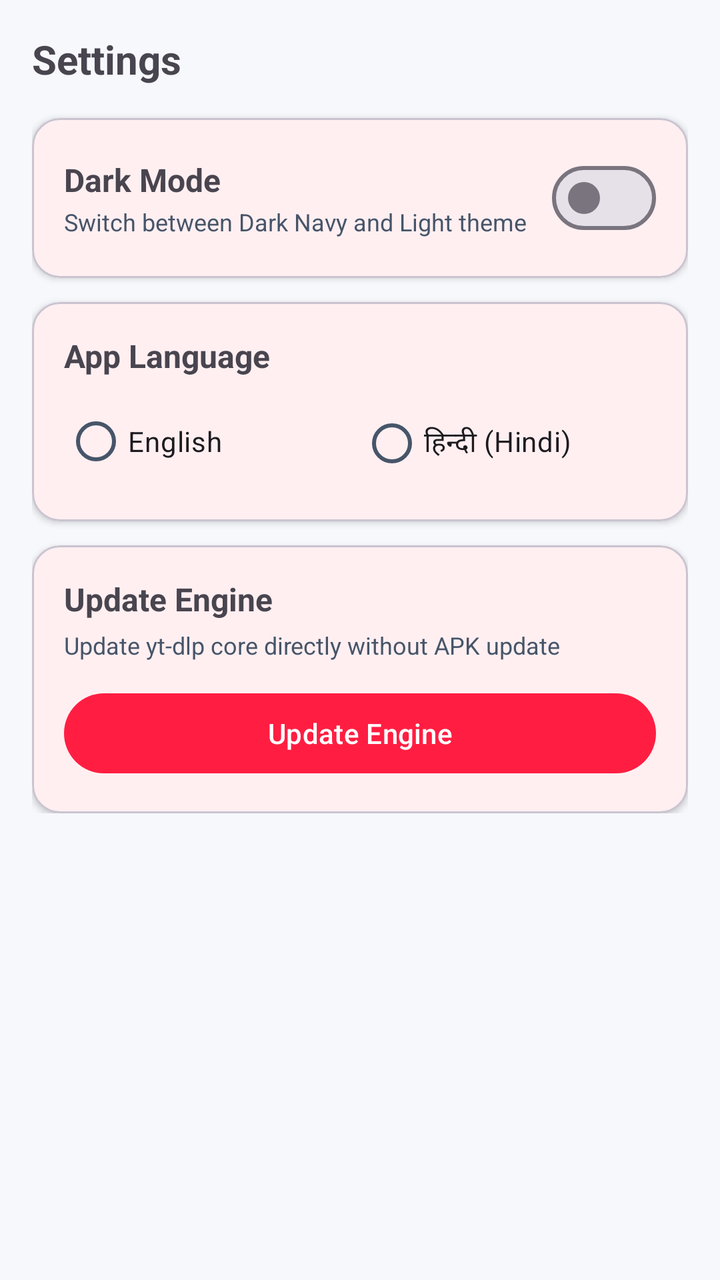
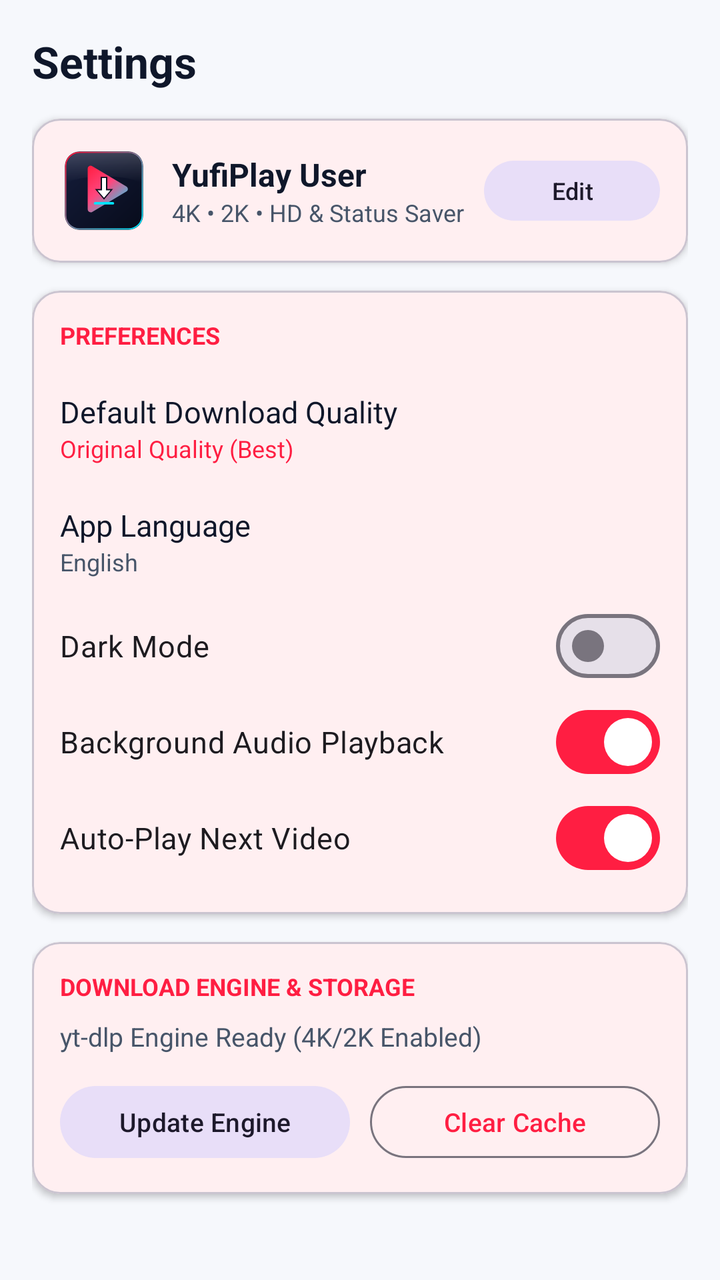

Two renders of the same Android screen: before a commit and after it. Below are the layout's source before the change and the commit's diff.
<!-- AndroidManifest.xml: application theme Theme.YufiPlay -->
<!-- res/layout/fragment_settings.xml -->
<?xml version="1.0" encoding="utf-8"?>
<ScrollView xmlns:android="http://schemas.android.com/apk/res/android"
    xmlns:app="http://schemas.android.com/apk/res-auto"
    android:layout_width="match_parent"
    android:layout_height="match_parent"
    android:padding="16dp">

    <LinearLayout
        android:layout_width="match_parent"
        android:layout_height="wrap_content"
        android:orientation="vertical">

        <TextView
            android:layout_width="match_parent"
            android:layout_height="wrap_content"
            android:text="@string/settings_title"
            android:textSize="20sp"
            android:textStyle="bold" />

        
        <com.google.android.material.card.MaterialCardView
            android:layout_width="match_parent"
            android:layout_height="wrap_content"
            android:layout_marginTop="16dp"
            app:cardCornerRadius="14dp"
            app:cardElevation="2dp">

            <LinearLayout
                android:layout_width="match_parent"
                android:layout_height="wrap_content"
                android:gravity="center_vertical"
                android:orientation="horizontal"
                android:padding="16dp">

                <LinearLayout
                    android:layout_width="0dp"
                    android:layout_height="wrap_content"
                    android:layout_weight="1"
                    android:orientation="vertical">

                    <TextView
                        android:layout_width="wrap_content"
                        android:layout_height="wrap_content"
                        android:text="@string/dark_mode"
                        android:textSize="16sp"
                        android:textStyle="bold" />

                    <TextView
                        android:layout_width="wrap_content"
                        android:layout_height="wrap_content"
                        android:layout_marginTop="2dp"
                        android:text="@string/dark_mode_desc"
                        android:textColor="?attr/colorOnSurfaceVariant"
                        android:textSize="12sp" />
                </LinearLayout>

                <com.google.android.material.materialswitch.MaterialSwitch
                    android:id="@+id/switchDarkMode"
                    android:layout_width="wrap_content"
                    android:layout_height="wrap_content" />
            </LinearLayout>
        </com.google.android.material.card.MaterialCardView>

        
        <com.google.android.material.card.MaterialCardView
            android:layout_width="match_parent"
            android:layout_height="wrap_content"
            android:layout_marginTop="12dp"
            app:cardCornerRadius="14dp"
            app:cardElevation="2dp">

            <LinearLayout
                android:layout_width="match_parent"
                android:layout_height="wrap_content"
                android:orientation="vertical"
                android:padding="16dp">

                <TextView
                    android:layout_width="wrap_content"
                    android:layout_height="wrap_content"
                    android:text="@string/language"
                    android:textSize="16sp"
                    android:textStyle="bold" />

                <RadioGroup
                    android:id="@+id/radioGroupLanguage"
                    android:layout_width="match_parent"
                    android:layout_height="wrap_content"
                    android:layout_marginTop="8dp"
                    android:orientation="horizontal">

                    <RadioButton
                        android:id="@+id/radioEnglish"
                        android:layout_width="0dp"
                        android:layout_height="wrap_content"
                        android:layout_weight="1"
                        android:text="@string/lang_english" />

                    <RadioButton
                        android:id="@+id/radioHindi"
                        android:layout_width="0dp"
                        android:layout_height="wrap_content"
                        android:layout_weight="1"
                        android:text="@string/lang_hindi" />
                </RadioGroup>
            </LinearLayout>
        </com.google.android.material.card.MaterialCardView>

        
        <com.google.android.material.card.MaterialCardView
            android:layout_width="match_parent"
            android:layout_height="wrap_content"
            android:layout_marginTop="12dp"
            app:cardCornerRadius="14dp"
            app:cardElevation="2dp">

            <LinearLayout
                android:layout_width="match_parent"
                android:layout_height="wrap_content"
                android:orientation="vertical"
                android:padding="16dp">

                <TextView
                    android:layout_width="wrap_content"
                    android:layout_height="wrap_content"
                    android:text="@string/update_engine"
                    android:textSize="16sp"
                    android:textStyle="bold" />

                <TextView
                    android:id="@+id/tvEngineStatus"
                    android:layout_width="wrap_content"
                    android:layout_height="wrap_content"
                    android:layout_marginTop="4dp"
                    android:text="@string/update_engine_desc"
                    android:textColor="?attr/colorOnSurfaceVariant"
                    android:textSize="12sp" />

                <ProgressBar
                    android:id="@+id/progressEngineUpdate"
                    style="?android:attr/progressBarStyleHorizontal"
                    android:layout_width="match_parent"
                    android:layout_height="wrap_content"
                    android:layout_marginTop="10dp"
                    android:indeterminate="true"
                    android:visibility="gone" />

                <com.google.android.material.button.MaterialButton
                    android:id="@+id/btnUpdateEngine"
                    android:layout_width="match_parent"
                    android:layout_height="wrap_content"
                    android:layout_marginTop="12dp"
                    android:text="@string/update_engine"
                    app:backgroundTint="@color/yufi_crimson" />
            </LinearLayout>
        </com.google.android.material.card.MaterialCardView>

    </LinearLayout>

</ScrollView>
<!-- resources referenced by this layout -->
<resources>
  <color name="yufi_crimson">#FF1E42</color>
  <string name="dark_mode">Dark Mode</string>
  <string name="dark_mode_desc">Switch between Dark Navy and Light theme</string>
  <string name="lang_english">English</string>
  <string name="lang_hindi">हिन्दी (Hindi)</string>
  <string name="language">App Language</string>
  <string name="settings_title">Settings</string>
  <string name="update_engine">Update Engine</string>
  <string name="update_engine_desc">Update yt-dlp core directly without APK update</string>
  <style name="Theme.YufiPlay" parent="Theme.Material3.DayNight.NoActionBar">
          <item name="colorPrimary">@color/yufi_crimson</item>
          <item name="colorOnPrimary">#FFFFFF</item>
          <item name="colorSecondary">@color/yufi_cyan</item>
          <item name="colorOnSecondary">@color/yufi_navy</item>
          <item name="android:colorBackground">@color/yufi_light_bg</item>
          <item name="colorSurface">@color/yufi_light_surface</item>
          <item name="colorOnSurface">@color/yufi_text_primary_light</item>
          <item name="colorOnSurfaceVariant">@color/yufi_text_secondary_light</item>
          <item name="android:statusBarColor">@color/yufi_navy</item>
          <item name="android:navigationBarColor">@color/yufi_light_surface</item>
      </style>
  <color name="yufi_cyan">#00E5FF</color>
  <color name="yufi_navy">#0B1021</color>
  <color name="yufi_light_bg">#F6F8FC</color>
  <color name="yufi_light_surface">#FFFFFF</color>
  <color name="yufi_text_primary_light">#0F172A</color>
  <color name="yufi_text_secondary_light">#475569</color>
</resources>

<!-- the commit's change to res/layout/fragment_settings.xml (unified diff, before → after) -->
@@ -1,27 +1,29 @@
 <?xml version="1.0" encoding="utf-8"?>
-<ScrollView xmlns:android="http://schemas.android.com/apk/res/android"
+<androidx.core.widget.NestedScrollView xmlns:android="http://schemas.android.com/apk/res/android"
     xmlns:app="http://schemas.android.com/apk/res-auto"
     android:layout_width="match_parent"
     android:layout_height="match_parent"
-    android:padding="16dp">
+    android:fillViewport="true">
 
     <LinearLayout
         android:layout_width="match_parent"
         android:layout_height="wrap_content"
-        android:orientation="vertical">
+        android:orientation="vertical"
+        android:padding="16dp">
 
         <TextView
             android:layout_width="match_parent"
             android:layout_height="wrap_content"
-            android:text="@string/settings_title"
-            android:textSize="20sp"
+            android:text="Settings"
+            android:textColor="?attr/colorOnSurface"
+            android:textSize="22sp"
             android:textStyle="bold" />
 
         
         <com.google.android.material.card.MaterialCardView
             android:layout_width="match_parent"
             android:layout_height="wrap_content"
-            android:layout_marginTop="16dp"
+            android:layout_marginTop="14dp"
             app:cardCornerRadius="14dp"
             app:cardElevation="2dp">
 
@@ -30,34 +32,46 @@
                 android:layout_height="wrap_content"
                 android:gravity="center_vertical"
                 android:orientation="horizontal"
-                android:padding="16dp">
+                android:padding="14dp">
+
+                <ImageView
+                    android:layout_width="44dp"
+                    android:layout_height="44dp"
+                    android:contentDescription="Profile"
+                    android:src="@drawable/ic_yufiplay_logo" />
 
                 <LinearLayout
                     android:layout_width="0dp"
                     android:layout_height="wrap_content"
+                    android:layout_marginStart="12dp"
                     android:layout_weight="1"
                     android:orientation="vertical">
 
                     <TextView
+                        android:id="@+id/tvUserName"
                         android:layout_width="wrap_content"
                         android:layout_height="wrap_content"
-                        android:text="@string/dark_mode"
+                        android:text="YufiPlay User"
+                        android:textColor="?attr/colorOnSurface"
                         android:textSize="16sp"
                         android:textStyle="bold" />
 
                     <TextView
                         android:layout_width="wrap_content"
                         android:layout_height="wrap_content"
-                        android:layout_marginTop="2dp"
-                        android:text="@string/dark_mode_desc"
+                        android:text="4K • 2K • HD &amp; Status Saver"
                         android:textColor="?attr/colorOnSurfaceVariant"
                         android:textSize="12sp" />
                 </LinearLayout>
 
-                <com.google.android.material.materialswitch.MaterialSwitch
-                    android:id="@+id/switchDarkMode"
+                <com.google.android.material.button.MaterialButton
+                    android:id="@+id/btnEditProfile"
+                    style="@style/Widget.Material3.Button.TonalButton"
                     android:layout_width="wrap_content"
-                    android:layout_height="wrap_content" />
+                    android:layout_height="38dp"
+                    android:text="Edit"
+                    android:textAllCaps="false"
+                    android:textSize="12sp" />
             </LinearLayout>
         </com.google.android.material.card.MaterialCardView>
 
@@ -65,7 +79,7 @@
         <com.google.android.material.card.MaterialCardView
             android:layout_width="match_parent"
             android:layout_height="wrap_content"
-            android:layout_marginTop="12dp"
+            android:layout_marginTop="14dp"
             app:cardCornerRadius="14dp"
             app:cardElevation="2dp">
 
@@ -73,36 +87,108 @@
                 android:layout_width="match_parent"
                 android:layout_height="wrap_content"
                 android:orientation="vertical"
-                android:padding="16dp">
+                android:padding="14dp">
 
                 <TextView
                     android:layout_width="wrap_content"
                     android:layout_height="wrap_content"
-                    android:text="@string/language"
-                    android:textSize="16sp"
+                    android:text="PREFERENCES"
+                    android:textColor="?attr/colorPrimary"
+                    android:textSize="12sp"
                     android:textStyle="bold" />
 
-                <RadioGroup
-                    android:id="@+id/radioGroupLanguage"
-                    android:layout_width="match_parent"
-                    android:layout_height="wrap_content"
-                    android:layout_marginTop="8dp"
-                    android:orientation="horizontal">
-
-                    <RadioButton
-                        android:id="@+id/radioEnglish"
-                        android:layout_width="0dp"
-                        android:layout_height="wrap_content"
-                        android:layout_weight="1"
-                        android:text="@string/lang_english" />
-
-                    <RadioButton
-                        android:id="@+id/radioHindi"
-                        android:layout_width="0dp"
-                        android:layout_height="wrap_content"
-                        android:layout_weight="1"
-                        android:text="@string/lang_hindi" />
-                </RadioGroup>
+                
+                <LinearLayout
+                    android:id="@+id/layoutDefaultQuality"
+                    android:layout_width="match_parent"
+                    android:layout_height="wrap_content"
+                    android:layout_marginTop="10dp"
+                    android:background="?attr/selectableItemBackground"
+                    android:gravity="center_vertical"
+                    android:orientation="horizontal"
+                    android:paddingVertical="10dp">
+
+                    <LinearLayout
+                        android:layout_width="0dp"
+                        android:layout_height="wrap_content"
+                        android:layout_weight="1"
+                        android:orientation="vertical">
+
+                        <TextView
+                            android:layout_width="wrap_content"
+                            android:layout_height="wrap_content"
+                            android:text="Default Download Quality"
+                            android:textColor="?attr/colorOnSurface"
+                            android:textSize="15sp" />
+
+                        <TextView
+                            android:id="@+id/tvSelectedQuality"
+                            android:layout_width="wrap_content"
+                            android:layout_height="wrap_content"
+                            android:text="Original Quality (Best)"
+                            android:textColor="?attr/colorPrimary"
+                            android:textSize="12sp" />
+                    </LinearLayout>
+                </LinearLayout>
+
+                
+                <LinearLayout
+                    android:id="@+id/layoutLanguage"
+                    android:layout_width="match_parent"
+                    android:layout_height="wrap_content"
+                    android:background="?attr/selectableItemBackground"
+                    android:gravity="center_vertical"
+                    android:orientation="horizontal"
+                    android:paddingVertical="10dp">
+
+                    <LinearLayout
+                        android:layout_width="0dp"
+                        android:layout_height="wrap_content"
+                        android:layout_weight="1"
+                        android:orientation="vertical">
+
+                        <TextView
+                            android:layout_width="wrap_content"
+                            android:layout_height="wrap_content"
+                            android:text="App Language"
+                            android:textColor="?attr/colorOnSurface"
+                            android:textSize="15sp" />
+
+                        <TextView
+                            android:id="@+id/tvSelectedLanguage"
+                            android:layout_width="wrap_content"
+                            android:layout_height="wrap_content"
+                            android:text="English"
+                            android:textColor="?attr/colorOnSurfaceVariant"
+                            android:textSize="12sp" />
+                    </LinearLayout>
+                </LinearLayout>
+
+                <com.google.android.material.materialswitch.MaterialSwitch
+                    android:id="@+id/switchDarkMode"
+                    android:layout_width="match_parent"
+                    android:layout_height="wrap_content"
+                    android:paddingVertical="6dp"
+                    android:text="Dark Mode"
+                    android:textSize="15sp" />
+
+                <com.google.android.material.materialswitch.MaterialSwitch
+                    android:id="@+id/switchBackgroundAudio"
+                    android:layout_width="match_parent"
+                    android:layout_height="wrap_content"
+                    android:checked="true"
+                    android:paddingVertical="6dp"
+                    android:text="Background Audio Playback"
+                    android:textSize="15sp" />
+
+                <com.google.android.material.materialswitch.MaterialSwitch
+                    android:id="@+id/switchAutoPlayNext"
+                    android:layout_width="match_parent"
+                    android:layout_height="wrap_content"
+                    android:checked="true"
+                    android:paddingVertical="6dp"
+                    android:text="Auto-Play Next Video"
+                    android:textSize="15sp" />
             </LinearLayout>
         </com.google.android.material.card.MaterialCardView>
 
@@ -110,7 +196,8 @@
         <com.google.android.material.card.MaterialCardView
             android:layout_width="match_parent"
             android:layout_height="wrap_content"
-            android:layout_marginTop="12dp"
+            android:layout_marginTop="14dp"
+            android:layout_marginBottom="20dp"
             app:cardCornerRadius="14dp"
             app:cardElevation="2dp">
 
@@ -118,43 +205,54 @@
                 android:layout_width="match_parent"
                 android:layout_height="wrap_content"
                 android:orientation="vertical"
-                android:padding="16dp">
+                android:padding="14dp">
 
                 <TextView
                     android:layout_width="wrap_content"
                     android:layout_height="wrap_content"
-                    android:text="@string/update_engine"
-                    android:textSize="16sp"
+                    android:text="DOWNLOAD ENGINE &amp; STORAGE"
+                    android:textColor="?attr/colorPrimary"
+                    android:textSize="12sp"
                     android:textStyle="bold" />
 
                 <TextView
                     android:id="@+id/tvEngineStatus"
-                    android:layout_width="wrap_content"
-                    android:layout_height="wrap_content"
-                    android:layout_marginTop="4dp"
-                    android:text="@string/update_engine_desc"
+                    android:layout_width="match_parent"
+                    android:layout_height="wrap_content"
+                    android:layout_marginTop="8dp"
+                    android:text="yt-dlp Engine Ready (4K/2K Enabled)"
                     android:textColor="?attr/colorOnSurfaceVariant"
-                    android:textSize="12sp" />
-
-                <ProgressBar
-                    android:id="@+id/progressEngineUpdate"
-                    style="?android:attr/progressBarStyleHorizontal"
-                    android:layout_width="match_parent"
-                    android:layout_height="wrap_content"
-                    android:layout_marginTop="10dp"
-                    android:indeterminate="true"
-                    android:visibility="gone" />
-
-                <com.google.android.material.button.MaterialButton
-                    android:id="@+id/btnUpdateEngine"
+                    android:textSize="13sp" />
+
+                <LinearLayout
                     android:layout_width="match_parent"
                     android:layout_height="wrap_content"
                     android:layout_marginTop="12dp"
-                    android:text="@string/update_engine"
-                    app:backgroundTint="@color/yufi_crimson" />
+                    android:orientation="horizontal">
+
+                    <com.google.android.material.button.MaterialButton
+                        android:id="@+id/btnUpdateEngine"
+                        style="@style/Widget.Material3.Button.TonalButton"
+                        android:layout_width="0dp"
+                        android:layout_height="44dp"
+                        android:layout_weight="1"
+                        android:text="Update Engine"
+                        android:textAllCaps="false"
+                        android:textSize="13sp" />
+
+                    <com.google.android.material.button.MaterialButton
+                        android:id="@+id/btnClearCache"
+                        style="@style/Widget.Material3.Button.OutlinedButton"
+                        android:layout_width="0dp"
+                        android:layout_height="44dp"
+                        android:layout_marginStart="10dp"
+                        android:layout_weight="1"
+                        android:text="Clear Cache"
+                        android:textAllCaps="false"
+                        android:textSize="13sp" />
+                </LinearLayout>
             </LinearLayout>
         </com.google.android.material.card.MaterialCardView>
 
     </LinearLayout>
-
-</ScrollView>
+</androidx.core.widget.NestedScrollView>
<!-- resource entries referenced after the edit -->
@@ -1,14 +1,7 @@
 <!-- resources referenced by this layout -->
 <resources>
+  <!-- drawable ic_yufiplay_logo: vector/xml drawable (drawable, 3195 chars, omitted) -->
   <color name="yufi_crimson">#FF1E42</color>
-  <string name="dark_mode">Dark Mode</string>
-  <string name="dark_mode_desc">Switch between Dark Navy and Light theme</string>
-  <string name="lang_english">English</string>
-  <string name="lang_hindi">हिन्दी (Hindi)</string>
-  <string name="language">App Language</string>
-  <string name="settings_title">Settings</string>
-  <string name="update_engine">Update Engine</string>
-  <string name="update_engine_desc">Update yt-dlp core directly without APK update</string>
   <style name="Theme.YufiPlay" parent="Theme.Material3.DayNight.NoActionBar">
           <item name="colorPrimary">@color/yufi_crimson</item>
           <item name="colorOnPrimary">#FFFFFF</item>
